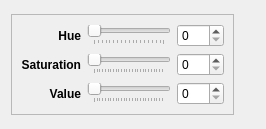
Old version of the form Qt/lib2/widgets/show_hsv_color/src/ui/show_hsv_color.ui in the repository RinatB2017/mega_GIT.
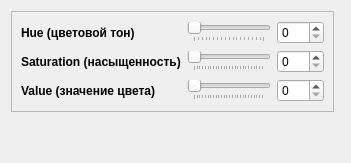
New version of the form. Custom widgets are drawn as their Qt base class.

What changed in the file:
```diff
--- a/Qt/lib2/widgets/show_hsv_color/src/ui/show_hsv_color.ui
+++ b/Qt/lib2/widgets/show_hsv_color/src/ui/show_hsv_color.ui
@@ -2,16 +2,10 @@
 <ui version="4.0">
  <class>Show_HSV_color</class>
  <widget class="QWidget" name="Show_HSV_color">
-  <property name="geometry">
-   <rect>
-    <x>0</x>
-    <y>0</y>
-    <width>266</width>
-    <height>129</height>
-   </rect>
-  </property>
   <layout class="QHBoxLayout" name="horizontalLayout">
    <item>
+    <layout class="QVBoxLayout" name="verticalLayout_2">
+     <item>
     <widget class="QFrame" name="frame">
      <property name="sizePolicy">
       <sizepolicy hsizetype="Fixed" vsizetype="Fixed">
@@ -25,7 +19,7 @@
      <property name="frameShadow">
       <enum>QFrame::Raised</enum>
      </property>
-     <layout class="QHBoxLayout" name="horizontalLayout_2">
+       <layout class="QVBoxLayout" name="verticalLayout">
       <item>
        <layout class="QGridLayout" name="gridLayout">
         <item row="2" column="0">
@@ -37,10 +31,7 @@
            </font>
           </property>
           <property name="text">
-           <string>Value</string>
-          </property>
-          <property name="alignment">
-           <set>Qt::AlignRight|Qt::AlignTrailing|Qt::AlignVCenter</set>
+             <string>Value (значение цвета)</string>
           </property>
          </widget>
         </item>
@@ -66,10 +57,7 @@
            </font>
           </property>
           <property name="text">
-           <string>Hue</string>
-          </property>
-          <property name="alignment">
-           <set>Qt::AlignRight|Qt::AlignTrailing|Qt::AlignVCenter</set>
+             <string>Hue (цветовой тон)</string>
           </property>
          </widget>
         </item>
@@ -108,10 +96,7 @@
            </font>
           </property>
           <property name="text">
-           <string>Saturation</string>
-          </property>
-          <property name="alignment">
-           <set>Qt::AlignRight|Qt::AlignTrailing|Qt::AlignVCenter</set>
+             <string>Saturation (насыщенность)</string>
           </property>
          </widget>
         </item>
@@ -140,6 +125,21 @@
       </item>
      </layout>
     </widget>
+     </item>
+     <item>
+      <spacer name="verticalSpacer">
+       <property name="orientation">
+        <enum>Qt::Vertical</enum>
+       </property>
+       <property name="sizeHint" stdset="0">
+        <size>
+         <width>20</width>
+         <height>40</height>
+        </size>
+       </property>
+      </spacer>
+     </item>
+    </layout>
    </item>
    <item>
     <widget class="Color_widget" name="color_widget" native="true"/>
```
Lines whose indentation alone changed are shown as unchanged.
